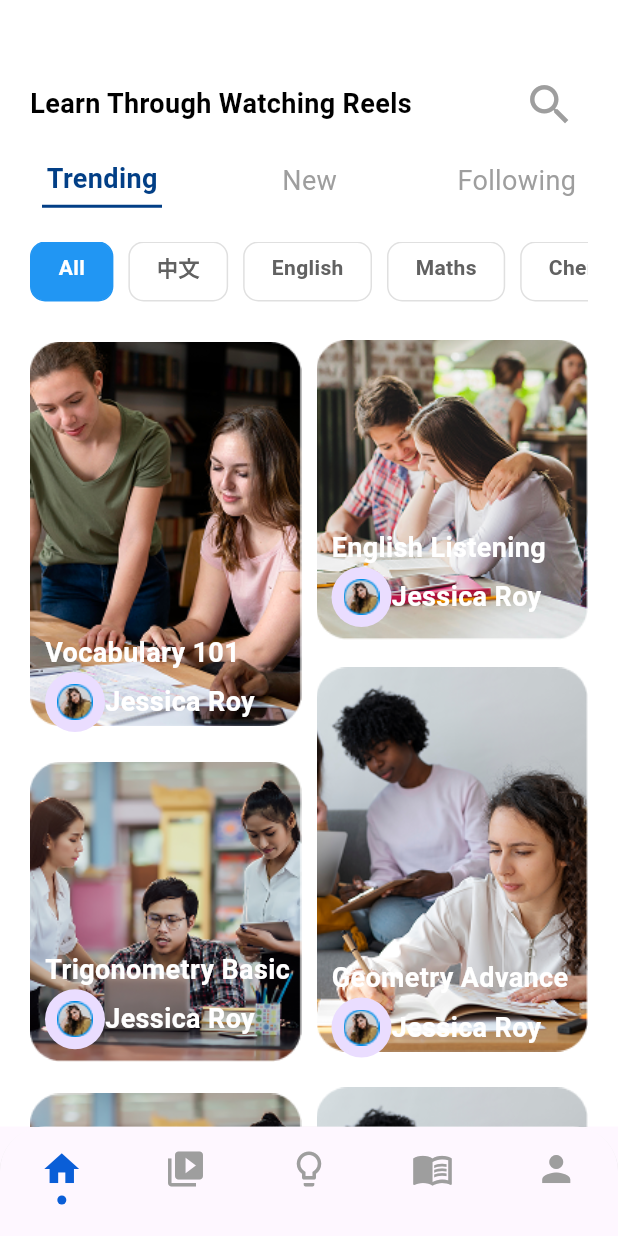
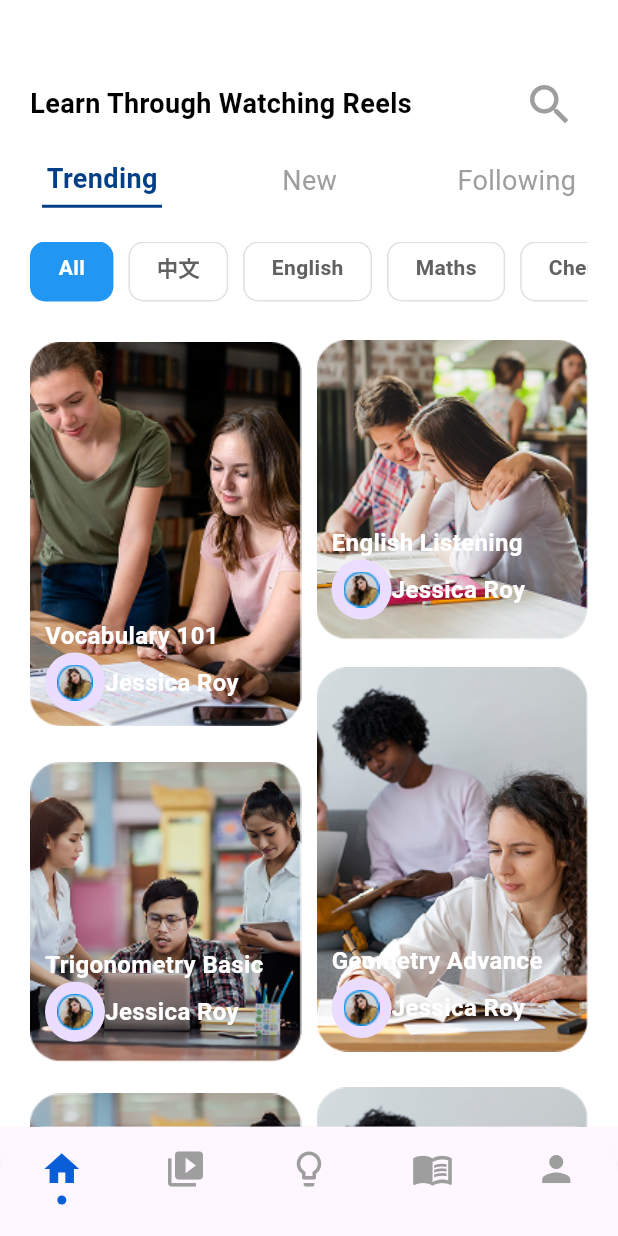
Before and after one commit to mahfujar22/Learnova_Project, a Flutter app: the screen it shows after launch, after a tap on "Log In", on a phone screen of 412 x 824 dp. Run offline on Flutter 3.47's test engine with Material 3 defaults, Android fonts, the phone set to English and light mode, and no system bars.

Commit message:
project data updated

```diff
--- a/lib/appbar.dart
+++ b/lib/appbar.dart
@@ -1,5 +1,4 @@
 import 'package:flutter/material.dart';
-
 import 'package:task_project/screens/log_in_screen.dart';
 
 class Learnova extends StatelessWidget {
@@ -13,7 +12,7 @@ class Learnova extends StatelessWidget {
       theme: ThemeData(
         elevatedButtonTheme: ElevatedButtonThemeData(
           style: ElevatedButton.styleFrom(
-            minimumSize: const Size(390, 56),
+            minimumSize:  Size(double.infinity, 56),
             backgroundColor: Color(0xFF023F86),
             foregroundColor: Colors.white,
             padding: const EdgeInsets.symmetric(horizontal: 40, vertical: 15),
--- a/lib/screens/home_screen.dart
+++ b/lib/screens/home_screen.dart
@@ -106,7 +106,7 @@ class _HomeScreenState extends State<HomeScreen> {
                               Padding(
                                 padding: const EdgeInsets.only(
                                   left: 10,
-                                  top: 200,
+                                  top: 190,
                                 ),
                                 child: Column(
                                   crossAxisAlignment: CrossAxisAlignment.start,
@@ -115,7 +115,7 @@ class _HomeScreenState extends State<HomeScreen> {
                                       "Vocabulary 101",
                                       style: TextStyle(
                                         color: Colors.white,
-                                        fontSize: 18,
+                                        fontSize: 16,
                                         fontWeight: FontWeight.bold,
                                       ),
                                     ),
@@ -131,7 +131,7 @@ class _HomeScreenState extends State<HomeScreen> {
                                           "Jessica Roy",
                                           style: TextStyle(
                                             color: Colors.white,
-                                            fontSize: 18,
+                                            fontSize: 16,
                                             fontWeight: FontWeight.bold,
                                           ),
                                         ),
@@ -157,7 +157,7 @@ class _HomeScreenState extends State<HomeScreen> {
                               Padding(
                                 padding: const EdgeInsets.only(
                                   left: 10,
-                                  top: 130,
+                                  top: 128,
                                 ),
                                 child: Column(
                                   crossAxisAlignment: CrossAxisAlignment.start,
@@ -166,7 +166,7 @@ class _HomeScreenState extends State<HomeScreen> {
                                       "Trigonometry Basic",
                                       style: TextStyle(
                                         color: Colors.white,
-                                        fontSize: 18,
+                                        fontSize: 16,
                                         fontWeight: FontWeight.bold,
                                       ),
                                     ),
@@ -182,7 +182,7 @@ class _HomeScreenState extends State<HomeScreen> {
                                           "Jessica Roy",
                                           style: TextStyle(
                                             color: Colors.white,
-                                            fontSize: 18,
+                                            fontSize: 16,
                                             fontWeight: FontWeight.bold,
                                           ),
                                         ),
@@ -208,7 +208,7 @@ class _HomeScreenState extends State<HomeScreen> {
                               Padding(
                                 padding: const EdgeInsets.only(
                                   left: 10,
-                                  top: 130,
+                                  top: 128,
                                 ),
                                 child: Column(
                                   crossAxisAlignment: CrossAxisAlignment.start,
@@ -217,7 +217,7 @@ class _HomeScreenState extends State<HomeScreen> {
                                       "Trigonometry Basic",
                                       style: TextStyle(
                                         color: Colors.white,
-                                        fontSize: 18,
+                                        fontSize: 16,
                                         fontWeight: FontWeight.bold,
                                       ),
                                     ),
@@ -233,7 +233,7 @@ class _HomeScreenState extends State<HomeScreen> {
                                           "Jessica Roy",
                                           style: TextStyle(
                                             color: Colors.white,
-                                            fontSize: 18,
+                                            fontSize: 16,
                                             fontWeight: FontWeight.bold,
                                           ),
                                         ),
@@ -265,7 +265,7 @@ class _HomeScreenState extends State<HomeScreen> {
                               Padding(
                                 padding: const EdgeInsets.only(
                                   left: 10,
-                                  top: 130,
+                                  top: 128,
                                 ),
                                 child: Column(
                                   crossAxisAlignment: CrossAxisAlignment.start,
@@ -274,7 +274,7 @@ class _HomeScreenState extends State<HomeScreen> {
                                       "English Listening",
                                       style: TextStyle(
                                         color: Colors.white,
-                                        fontSize: 18,
+                                        fontSize: 16,
                                         fontWeight: FontWeight.bold,
                                       ),
                                     ),
@@ -290,7 +290,7 @@ class _HomeScreenState extends State<HomeScreen> {
                                           "Jessica Roy",
                                           style: TextStyle(
                                             color: Colors.white,
-                                            fontSize: 18,
+                                            fontSize: 16,
                                             fontWeight: FontWeight.bold,
                                           ),
                                         ),
@@ -316,7 +316,7 @@ class _HomeScreenState extends State<HomeScreen> {
                               Padding(
                                 padding: const EdgeInsets.only(
                                   left: 10,
-                                  top: 200,
+                                  top: 190,
                                 ),
                                 child: Column(
                                   crossAxisAlignment: CrossAxisAlignment.start,
@@ -325,7 +325,7 @@ class _HomeScreenState extends State<HomeScreen> {
                                       "Geometry Advance",
                                       style: TextStyle(
                                         color: Colors.white,
-                                        fontSize: 18,
+                                        fontSize: 16,
                                         fontWeight: FontWeight.bold,
                                       ),
                                     ),
@@ -341,7 +341,7 @@ class _HomeScreenState extends State<HomeScreen> {
                                           "Jessica Roy",
                                           style: TextStyle(
                                             color: Colors.white,
-                                            fontSize: 18,
+                                            fontSize: 16,
                                             fontWeight: FontWeight.bold,
                                           ),
                                         ),
@@ -367,7 +367,7 @@ class _HomeScreenState extends State<HomeScreen> {
                               Padding(
                                 padding: const EdgeInsets.only(
                                   left: 10,
-                                  top: 200,
+                                  top: 190,
                                 ),
                                 child: Column(
                                   crossAxisAlignment: CrossAxisAlignment.start,
@@ -376,7 +376,7 @@ class _HomeScreenState extends State<HomeScreen> {
                                       "Geometry Advance",
                                       style: TextStyle(
                                         color: Colors.white,
-                                        fontSize: 18,
+                                        fontSize: 16,
                                         fontWeight: FontWeight.bold,
                                       ),
                                     ),
@@ -392,7 +392,7 @@ class _HomeScreenState extends State<HomeScreen> {
                                           "Jessica Roy",
                                           style: TextStyle(
                                             color: Colors.white,
-                                            fontSize: 18,
+                                            fontSize: 16,
                                             fontWeight: FontWeight.bold,
                                           ),
                                         ),
```
